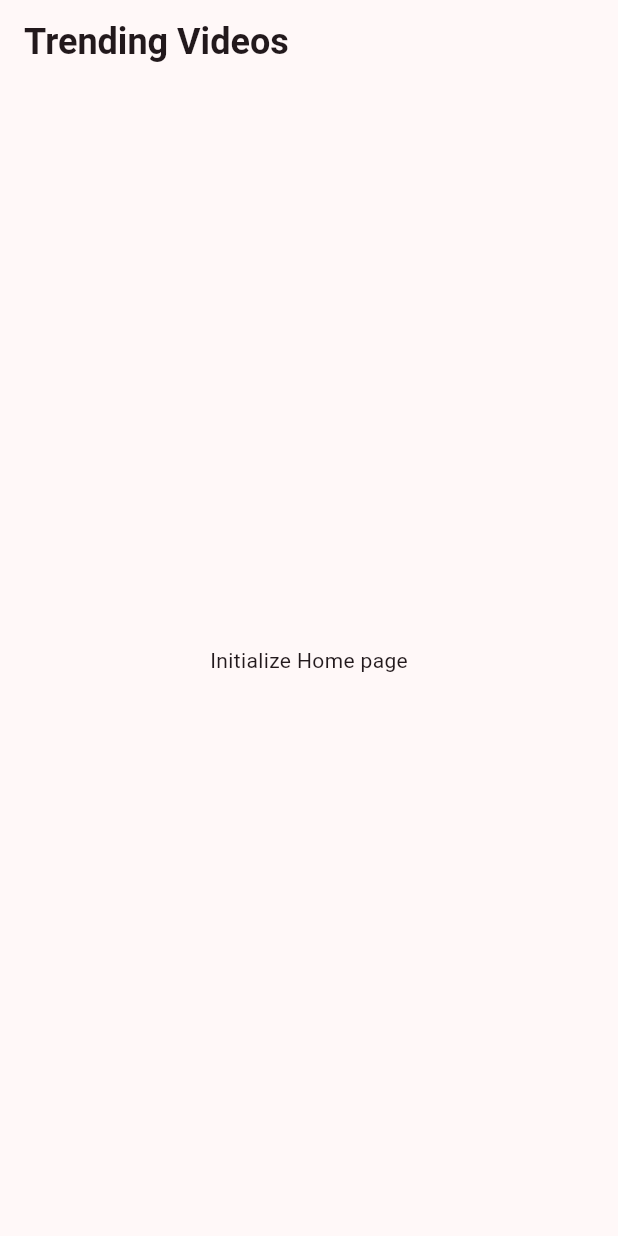
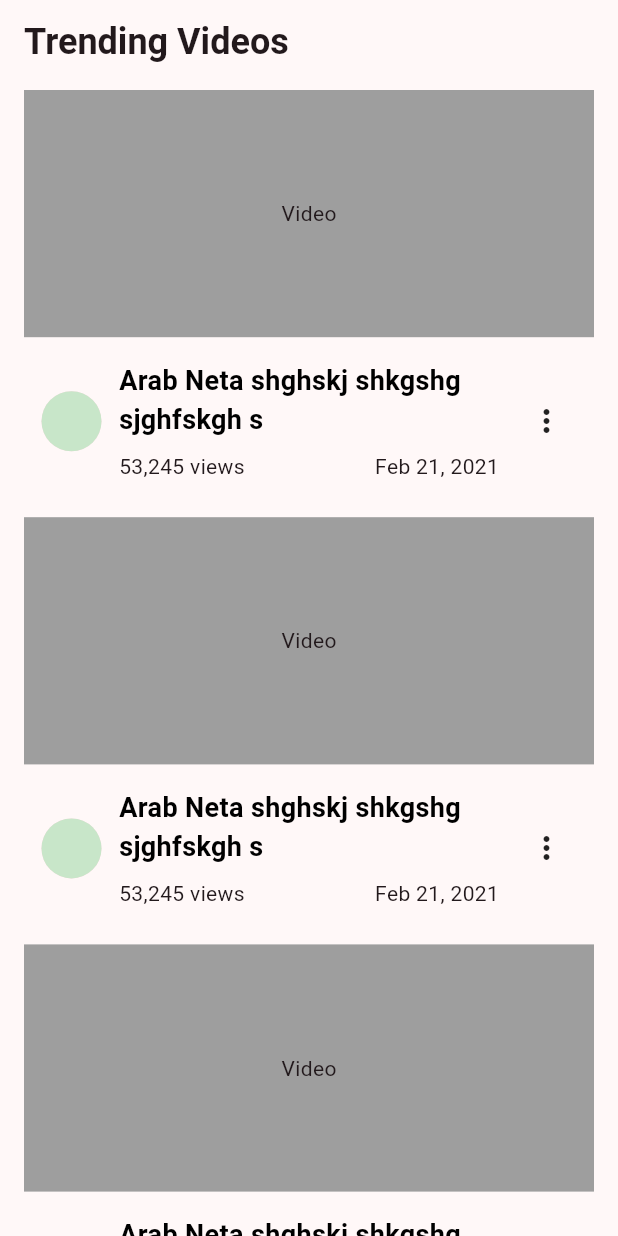
Before and after one commit to EftiarHKhan/trending_video_app, a Flutter app: the screen it shows after launch, on a phone screen of 412 x 824 dp. Run offline on Flutter 3.47's test engine with Material 3 defaults, Android fonts, the phone set to English and light mode, and no system bars; our stand-ins replace get, nb_utils.

Commit message:
basic UI implemented

```diff
--- a/lib/main.dart
+++ b/lib/main.dart
@@ -1,4 +1,5 @@
 import 'package:flutter/material.dart';
+import 'package:get/get.dart';
 import 'package:trending_video_app/pages/home_page.dart';
 
 void main() {
@@ -10,7 +11,7 @@ class MyApp extends StatelessWidget {
 
   @override
   Widget build(BuildContext context) {
-    return MaterialApp(
+    return GetMaterialApp(
       title: 'Trending Video app',
       theme: ThemeData(
         colorScheme: ColorScheme.fromSeed(seedColor: Colors.transparent),
--- a/lib/pages/home_page.dart
+++ b/lib/pages/home_page.dart
@@ -1,4 +1,6 @@
 import 'package:flutter/material.dart';
+import 'package:get/get.dart';
+import 'package:nb_utils/nb_utils.dart';
 
 class HomePage extends StatefulWidget {
   const HomePage({super.key});
@@ -21,9 +23,91 @@ class _HomePageState extends State<HomePage> {
         ),
       ),
       body: Container(
-        child: Center(
-          child: Text("Initialize Home page"),
-        ),
+        padding: EdgeInsets.symmetric(horizontal: 16),
+        child: SingleChildScrollView(
+          physics: ClampingScrollPhysics(),
+          child: Column(
+            children: [
+              ListView.builder(
+                shrinkWrap: true,
+                itemCount: 10,
+                  itemBuilder: (context, int index){
+                    return Container(
+                      margin: EdgeInsets.symmetric(horizontal: 0,vertical: 4),
+                      child: Column(
+                        mainAxisAlignment: MainAxisAlignment.start,
+                        crossAxisAlignment: CrossAxisAlignment.start,
+                        children: [
+                          Container(
+                            height: Get.height * .2,
+                            width: Get.width,
+                            color: Colors.grey,
+                            alignment: Alignment.center,
+                            child: Text(
+                              "Video"
+                            ),
+                          ),
+                          Container(
+                            padding: EdgeInsets.symmetric(vertical: 16),
+                            child: Row(
+                              children: [
+                                Expanded(
+                                  child: CircleAvatar(
+                                    child: Container(
+                                      decoration: BoxDecoration(
+                                        borderRadius: BorderRadius.circular(100),
+                                          color: Colors.green.shade100
+                                      ),
+                                      height: 40,
+                                      width: 40,
+                                    ),
+                                  ),
+                                ),
+                                 Expanded(
+                                   flex: 4,
+                                   child: Column(
+                                     crossAxisAlignment: CrossAxisAlignment.start,
+                                    children: [
+                                      Text("Arab Neta shghskj shkgshg sjghfskgh s",
+                                        maxLines: 2,
+                                        style: TextStyle(
+                                          color: Colors.black,
+                                          fontSize: 18,
+                                          fontWeight: FontWeight.w600,
+                                          overflow: TextOverflow.ellipsis
+                                        ),
+                                      ),
+                                      8.height,
+                                      Row(
+                                        mainAxisAlignment: MainAxisAlignment.spaceBetween,
+                                        children: [
+                                          Text("53,245 views"),
+                                          Text("Feb 21, 2021")
+                                        ],
+                                      ),
+
+                                    ],
+                                                                 ),
+                                 ),
+                                Expanded(
+                                  child: InkWell(
+                                    onTap: (){
+
+                                    },
+                                    child: Icon(Icons.more_vert_sharp, size: 24,),
+                                  ),
+                                )
+                              ],
+                            ),
+                          ),
+
+                        ],
+                      ),
+                    );
+              })
+            ],
+          ),
+        )
       ),
     );
   }
--- a/pubspec.yaml
+++ b/pubspec.yaml
@@ -14,6 +14,7 @@ dependencies:
 
   cupertino_icons: ^1.0.2
   get: ^4.6.6
+  nb_utils: ^6.1.0
 
 dev_dependencies:
   flutter_test:
```
Also changed, not shown: pubspec.lock, 5 other files.
